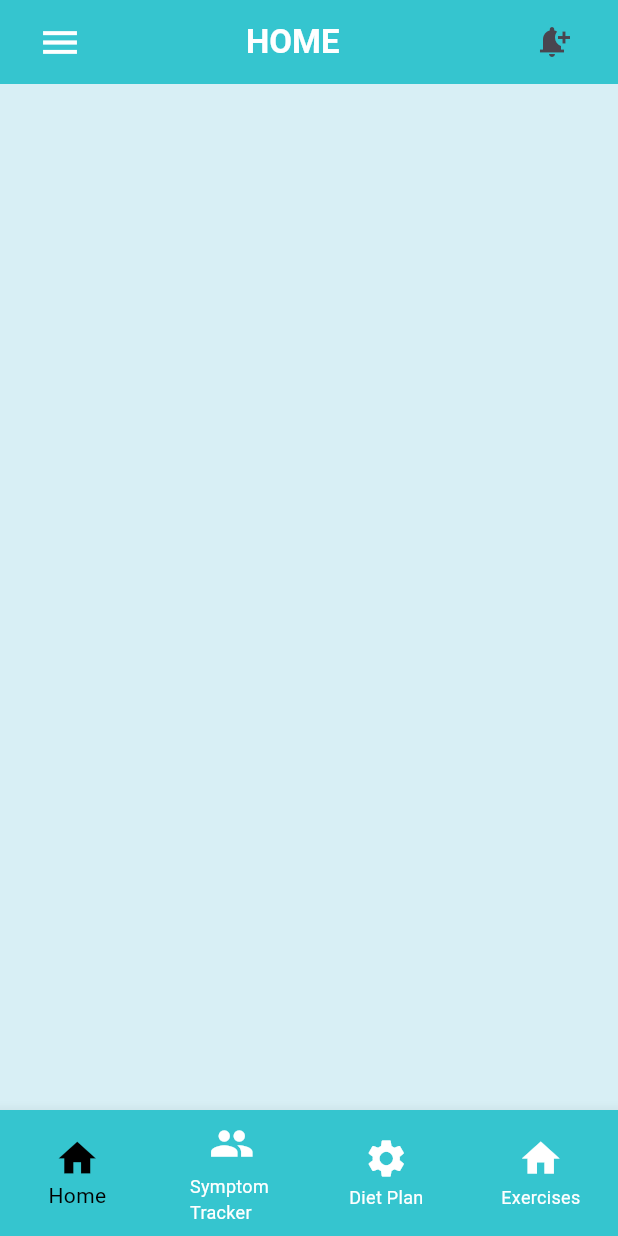
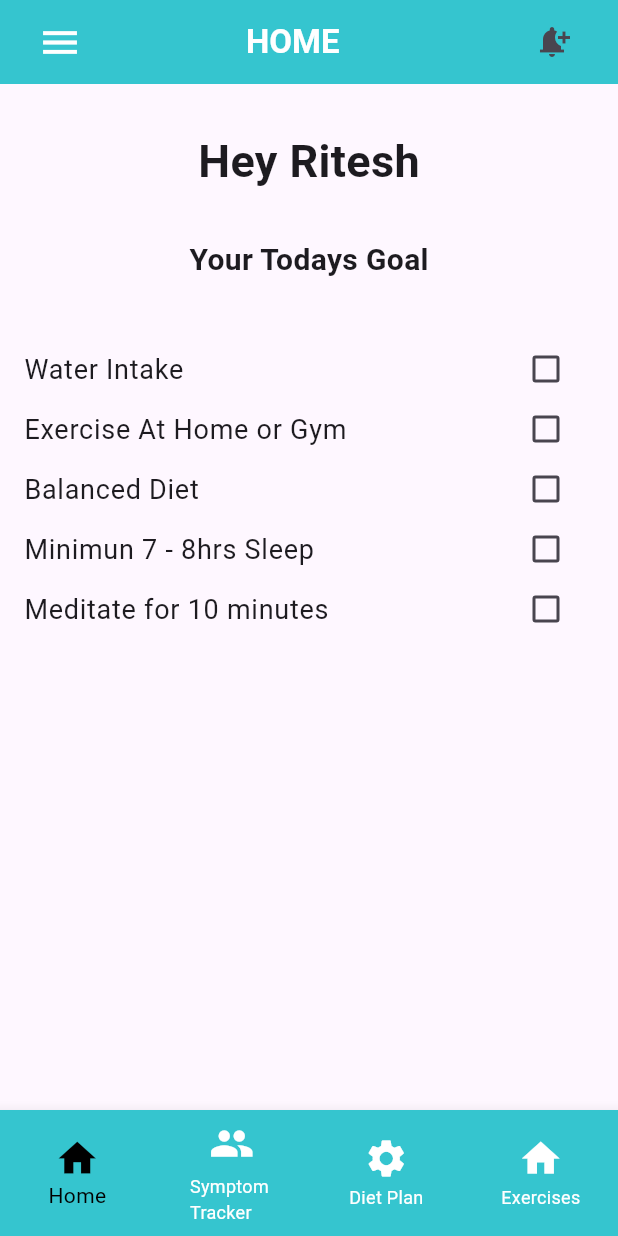
Before and after one commit to negiritesh002/healthApp, a Flutter app: the homepage screen opened directly, on a phone screen of 412 x 824 dp. Run offline on Flutter 3.47's test engine with Material 3 defaults, Android fonts, the phone set to English and light mode, and no system bars; our stand-ins replace animated_splash_screen, lottie.

Commit message:
health related

```diff
--- a/lib/home/mainhome.dart
+++ b/lib/home/mainhome.dart
@@ -8,10 +8,87 @@ class house extends StatefulWidget {
 }
 
 class _houseState extends State<house> {
+
+  final List<Task> _tasks = [
+    Task(name: 'Water Intake'),
+    Task(name: 'Exercise At Home or Gym'),
+    Task(name: 'Balanced Diet'),
+    Task(name: 'Minimun 7 - 8hrs Sleep'),
+    Task(name: 'Meditate for 10 minutes'),
+  ];
+  int x = 0; // Variable to store the number of completed tasks
+
+  void _updateCompletedTasks() {
+    setState(() {
+      // Count the number of completed tasks
+      x = _tasks.where((task) => task.isCompleted).length;
+      print(x);
+    });
+  }
+
+  @override
+  Widget build(BuildContext context) {
+    return Column(
+      children : [
+        SizedBox(height: 30,),
+        Text("Hey Ritesh",style: TextStyle(fontSize: 30,fontWeight: FontWeight.bold),),
+        SizedBox(height: 30,),
+        Text("Your Todays Goal",style: TextStyle(fontSize: 20,fontWeight: FontWeight.bold),),
+        SizedBox(height: 30,),
+        Expanded(
+          child: ListView.builder(
+          itemCount: _tasks.length,
+          itemBuilder: (context, index) {
+            return TaskTile(
+              task: _tasks[index],
+              onChanged: (bool? value) {
+                setState(() {
+                  _tasks[index].isCompleted = value ?? false;
+                  _updateCompletedTasks();
+                });
+              },
+            );
+          },
+                ),
+        ),
+    ]);
+
+  }
+}
+
+
+class Task {
+  String name;
+  bool isCompleted;
+
+  Task({required this.name, this.isCompleted = false});
+}
+
+class TaskTile extends StatelessWidget {
+  final Task task;
+  final ValueChanged<bool?> onChanged;
+
+  TaskTile({required this.task, required this.onChanged});
+
   @override
   Widget build(BuildContext context) {
     return Container(
-      color: Color(0xFFD8EFF5),
+      height: 40,
+      child: ListTile(
+
+        title: Text(
+          task.name,
+          style: TextStyle(
+            decoration: task.isCompleted ? TextDecoration.lineThrough : null,
+            fontSize: 18.0,
+          ),
+        ),
+        trailing: Checkbox(
+          value: task.isCompleted,
+          onChanged: onChanged,
+          activeColor: Color(0xFF35C5Cf),
+        ),
+      ),
     );
   }
 }
```
